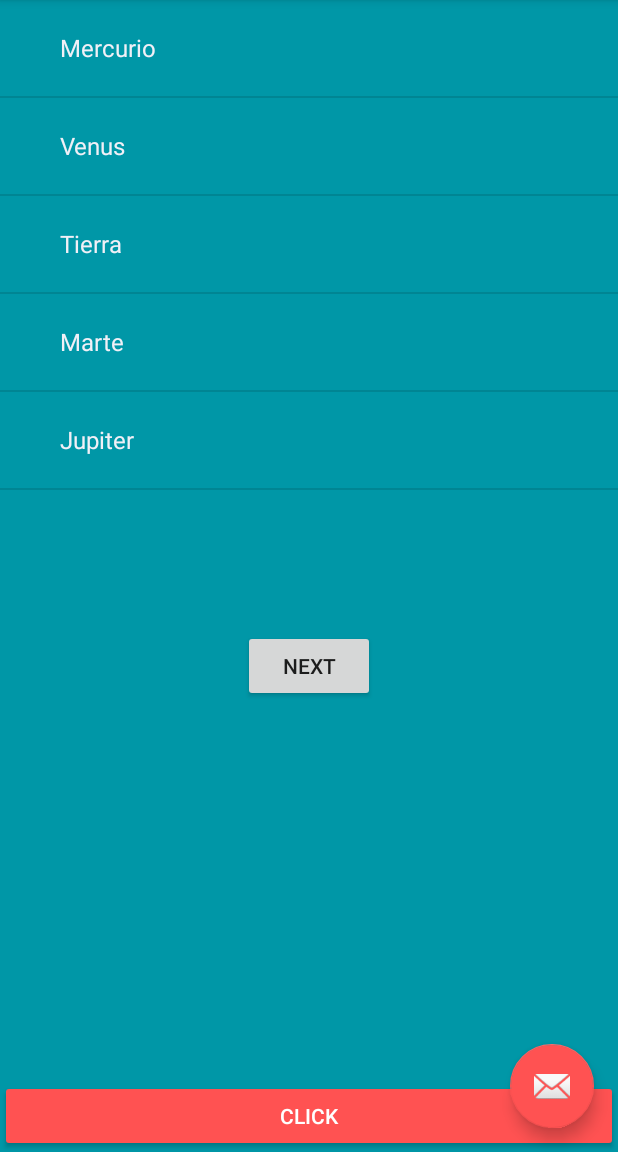
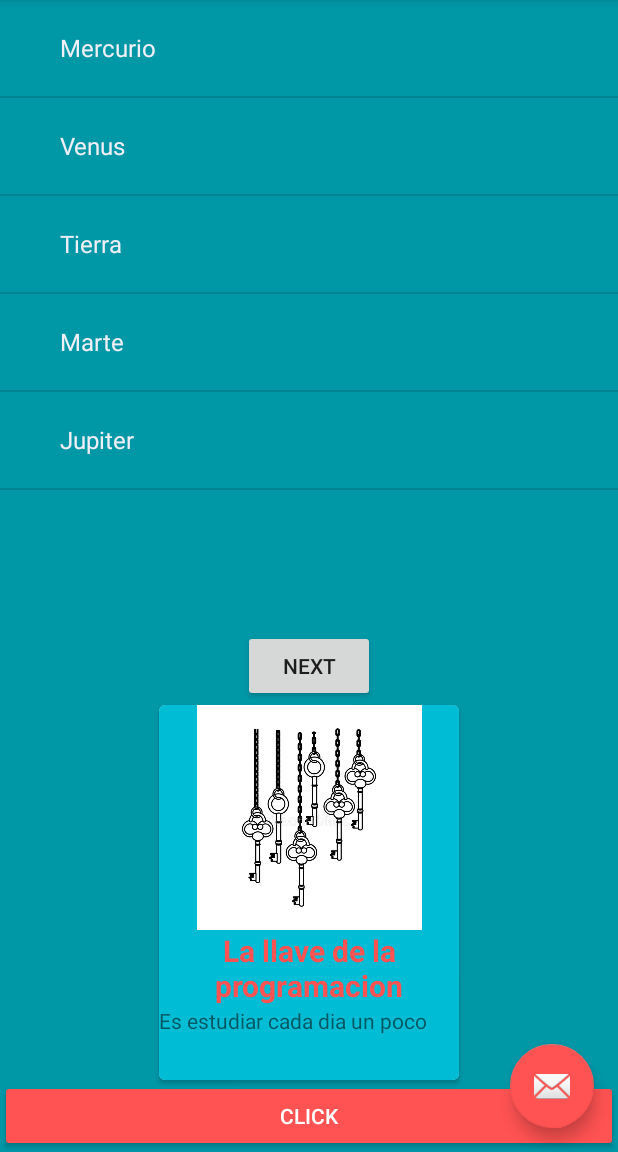
Before and after one commit to juanmrosas88/AprendiendoMaterialDesign, an Android app: the screen it shows after launch (MainActivity), on a phone screen of 412 x 824 dp, the part 84-1236 px from its top. Run offline under Robolectric (Android 15) with nearby library versions, the phone set to English and light mode, and no system bars.

Commit message:
Cargue nueva imagen de una llave para la card view en fragment_first.xml cargue la nueva cardview

```diff
--- a/app/build.gradle
+++ b/app/build.gradle
@@ -25,7 +25,7 @@ android {
 dependencies {
     implementation fileTree(dir: "libs", include: ["*.jar"])
     implementation "androidx.swiperefreshlayout:swiperefreshlayout:1.1.0"
-
+    implementation "androidx.cardview:cardview:1.0.0"
 
     implementation 'androidx.appcompat:appcompat:1.2.0'
     implementation 'com.google.android.material:material:1.2.1'
--- a/app/src/main/res/layout/fragment_first.xml
+++ b/app/src/main/res/layout/fragment_first.xml
@@ -1,11 +1,12 @@
 <?xml version="1.0" encoding="utf-8"?>
 <androidx.constraintlayout.widget.ConstraintLayout xmlns:android="http://schemas.android.com/apk/res/android"
     xmlns:app="http://schemas.android.com/apk/res-auto"
+    xmlns:card_view="http://schemas.android.com/apk/res-auto"
     xmlns:tools="http://schemas.android.com/tools"
     android:layout_width="match_parent"
     android:layout_height="match_parent"
-    tools:context=".FirstFragment"
-    android:background="@color/colorPrimaryDark">
+    android:background="@color/colorPrimaryDark"
+    tools:context=".FirstFragment">
 
     <androidx.swiperefreshlayout.widget.SwipeRefreshLayout
         android:id="@+id/sfiMiIndicadorRefresh"
@@ -25,20 +26,60 @@
 
     </androidx.swiperefreshlayout.widget.SwipeRefreshLayout>
 
-   <!-- android:layout_width="wrap_content" ANCHO
-    android:layout_height="wrap_content" ALTO -->
+    <androidx.cardview.widget.CardView
+        android:layout_width="@dimen/card_medida"
+        android:layout_height="250dp"
+        app:layout_constraintBottom_toTopOf="@+id/btnMiBoton"
+        app:layout_constraintEnd_toEndOf="parent"
+        app:layout_constraintStart_toStartOf="parent"
+        card_view:cardCornerRadius="4dp">
+
+        <RelativeLayout
+            android:layout_width="match_parent"
+            android:layout_height="match_parent"
+            android:background="@color/colorPrimary">
+
+            <ImageView
+                android:id="@+id/imgImagen"
+                android:layout_width="wrap_content"
+                android:layout_height="150dp"
+                android:contentDescription="@string/descripcion_tarjeta"
+                android:src="@drawable/llave" />
+
+            <TextView
+                android:id="@+id/tvTituloTarjeta"
+                android:layout_width="wrap_content"
+                android:layout_height="wrap_content"
+                android:layout_below="@+id/imgImagen"
+                android:gravity="center"
+                android:text="@string/titulo_tarjeta"
+                android:textColor="@color/colorAccent"
+                android:textSize="20sp"
+                android:textStyle="bold" />
+
+            <TextView
+                android:id="@+id/tvDescripTarjeta"
+                android:layout_width="wrap_content"
+                android:layout_height="wrap_content"
+                android:layout_below="@+id/tvTituloTarjeta"
+                android:text="@string/descripcion_tarjeta" />
+
+        </RelativeLayout>
+
+    </androidx.cardview.widget.CardView>
+    <!-- android:layout_width="wrap_content" ANCHO
+     android:layout_height="wrap_content" ALTO -->
 
 
     <Button
         android:id="@+id/button_first"
         android:layout_width="wrap_content"
         android:layout_height="wrap_content"
+        android:layout_marginBottom="300dp"
         android:text="@string/next"
         app:layout_constraintBottom_toBottomOf="parent"
         app:layout_constraintEnd_toEndOf="parent"
-        app:layout_constraintStart_toStartOf="parent"
-        android:layout_marginBottom="300dp"
-       />
+        app:layout_constraintStart_toStartOf="parent" />
 
     <Button
         android:id="@+id/btnMiBoton"
--- a/app/src/main/res/values/dimens.xml
+++ b/app/src/main/res/values/dimens.xml
@@ -1,3 +1,5 @@
 <resources>
     <dimen name="fab_margin">16dp</dimen>
+    <dimen name="card_medida">200dp</dimen>
+
 </resources>
--- a/app/src/main/res/values/strings.xml
+++ b/app/src/main/res/values/strings.xml
@@ -18,4 +18,9 @@
         <item>Marte</item>
         <item>Jupiter</item>
     </string-array>
+
+    <string name="titulo_tarjeta">La llave de la programacion</string>
+    <string name="descripcion_tarjeta">Es estudiar cada dia un poco</string>
+
+
 </resources>
```
Also changed, not shown: app/src/main/res/drawable/llave.jpg (added).
